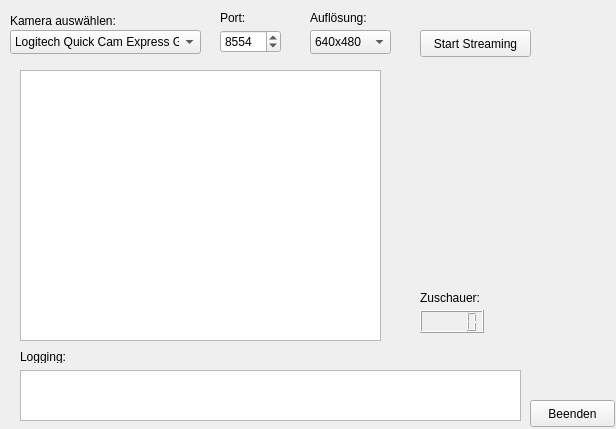
Qt form gui/mainwindow.ui (unicorny/OpenLive4Cam) before a commit.
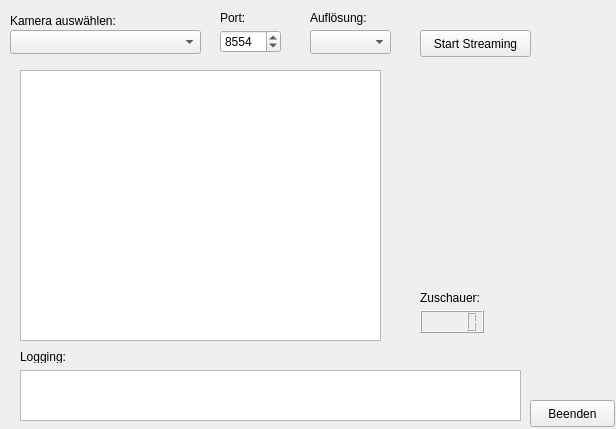
The same form after that commit. Icons and pictures are not drawn.

Patch:
```diff
--- a/gui/mainwindow.ui
+++ b/gui/mainwindow.ui
@@ -53,16 +53,6 @@
       <height>24</height>
      </rect>
     </property>
-    <item>
-     <property name="text">
-      <string>Logitech Quick Cam Express Go</string>
-     </property>
-    </item>
-    <item>
-     <property name="text">
-      <string>Bildschirm</string>
-     </property>
-    </item>
    </widget>
    <widget class="QLabel" name="label_2">
     <property name="geometry">
@@ -121,16 +111,6 @@
       <height>24</height>
      </rect>
     </property>
-    <item>
-     <property name="text">
-      <string>640x480</string>
-     </property>
-    </item>
-    <item>
-     <property name="text">
-      <string>640x800</string>
-     </property>
-    </item>
    </widget>
    <widget class="QPushButton" name="startButton">
     <property name="geometry">
```
Left out of the diff: 16 changed lines with no effect on the pictures.
